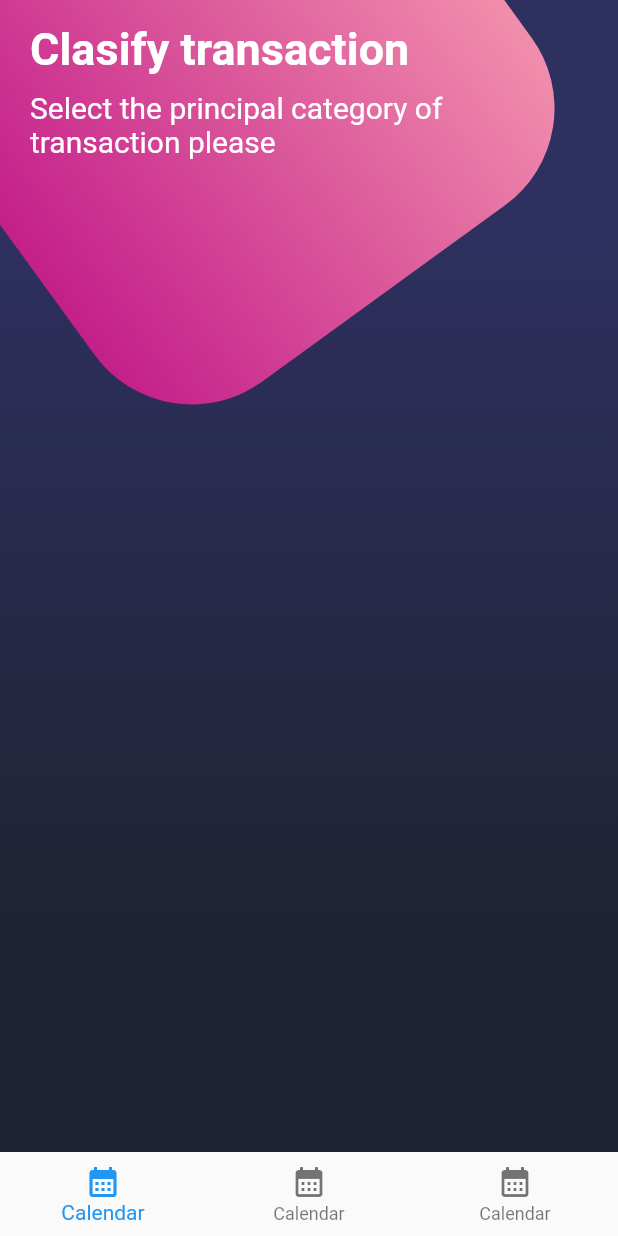
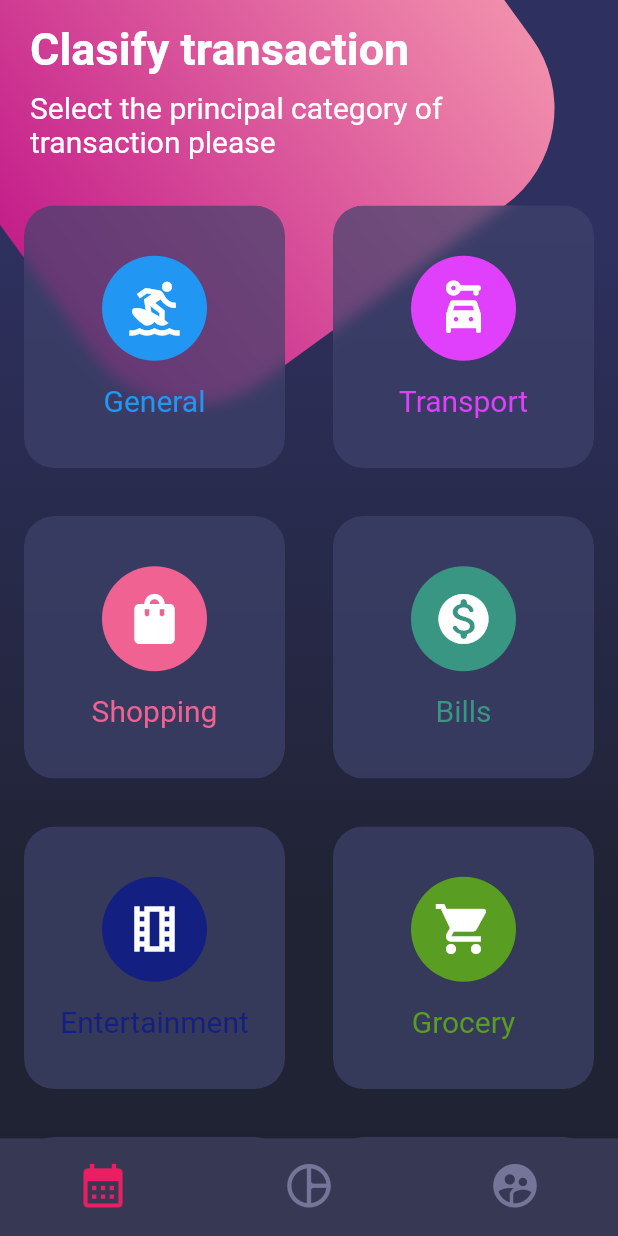
Before and after one commit to FlutterDeveloperCO/ui_designs_series_e001, a Flutter app: the screen it shows after launch, on a phone screen of 412 x 824 dp. Run offline on Flutter 3.47's test engine with Material 2 defaults, Android fonts, the phone set to English and light mode, and no system bars.

Commit message:
Finished the project

```diff
--- a/lib/main.dart
+++ b/lib/main.dart
@@ -17,6 +17,7 @@ class MyApp extends StatelessWidget {
     return MaterialApp(
       debugShowCheckedModeBanner: false,
       title: 'UI Designs Series 001',
+      theme: ThemeData.dark(),
       initialRoute: 'home_screen',
       routes: {
         'home_screen': (_) => HomeScreen(),
--- a/lib/screens/home_screen.dart
+++ b/lib/screens/home_screen.dart
@@ -1,8 +1,9 @@
 import 'package:flutter/material.dart';
 
-import 'package:ui_designs_series_e001/widgets/background_widget.dart';
-import 'package:ui_designs_series_e001/widgets/bottom_navigation_widget.dart';
-import 'package:ui_designs_series_e001/widgets/title_widget.dart';
+import '../widgets/background_widget.dart';
+import '../widgets/bottom_navigation_widget.dart';
+import '../widgets/cards_table.dart';
+import '../widgets/title_widget.dart';
 
 class HomeScreen extends StatelessWidget {
   const HomeScreen({Key? key}) : super(key: key);
@@ -29,6 +30,7 @@ class _BodyHomePage extends StatelessWidget {
       child: Column(
         children: [
           TitleWidget(),
+          CardsTable(),
 
         ],
       ),
--- a/lib/screens/scroll_screen.dart
+++ b/lib/screens/scroll_screen.dart
@@ -22,7 +22,7 @@ class ScrollScreen extends StatelessWidget {
               color: Color.fromARGB(255, 90, 193, 233),
               child: Center(
                 child: TextButton(
-                  onPressed: () {},
+                  onPressed: () => Navigator.pushNamed(context, 'basic_design'),
                   child: Padding(
                     padding: const EdgeInsets.symmetric(horizontal: 10.0),
                     child: Text(
--- a/lib/widgets/bottom_navigation_widget.dart
+++ b/lib/widgets/bottom_navigation_widget.dart
@@ -4,18 +4,23 @@ class BottomNavigationWidget extends StatelessWidget {
   @override
   Widget build(BuildContext context) {
     return BottomNavigationBar(
+      showSelectedLabels: false,
+      showUnselectedLabels: false,
+      selectedItemColor: Colors.pink,
+      backgroundColor: Color.fromRGBO(55, 57, 84, 1),
+      unselectedItemColor: Color.fromRGBO(116, 117, 152, 1),
       items: const [
         BottomNavigationBarItem(
-          icon: Icon(Icons.calendar_month_sharp),
+          icon: Icon(Icons.calendar_month_sharp, size: 35,),
           label: 'Calendar'
         ),
         BottomNavigationBarItem(
-          icon: Icon(Icons.calendar_month_sharp),
-          label: 'Calendar'
+          icon: Icon(Icons.pie_chart_outline_rounded, size: 35),
+          label: 'Graph'
         ),
         BottomNavigationBarItem(
-          icon: Icon(Icons.calendar_month_sharp),
-          label: 'Calendar'
+          icon: Icon(Icons.supervised_user_circle_rounded, size: 35),
+          label: 'Users'
         ),
       ],
     );
--- /dev/null
+++ b/lib/widgets/cards_table.dart
@@ -0,0 +1,137 @@
+import 'dart:ui';
+
+import 'package:flutter/material.dart';
+
+class CardsTable extends StatelessWidget {
+  @override
+  Widget build(BuildContext context) {
+    return Table(
+      children: [
+        const TableRow(
+          children: [
+            _SingleCard(
+              text: 'General',
+              color: Colors.blue,
+              icon: Icons.surfing_sharp,
+            ),
+            _SingleCard(
+              text: 'Transport',
+              color: Colors.purpleAccent,
+              icon: Icons.car_rental_rounded,
+            ),
+          ],
+        ),
+        TableRow(
+          children: [
+            _SingleCard(
+              text: 'Shopping',
+              color: Colors.pink[300]!,
+              icon: Icons.shopping_bag,
+            ),
+            const _SingleCard(
+              text: 'Bills',
+              color: Color.fromARGB(255, 56, 150, 130),
+              icon: Icons.monetization_on_rounded,
+            ),
+          ],
+        ),
+        const TableRow(
+          children: [
+            _SingleCard(
+              text: 'Entertainment',
+              color: Color.fromARGB(255, 19, 32, 130),
+              icon: Icons.local_movies_outlined,
+            ),
+            _SingleCard(
+              text: 'Grocery',
+              color: Color.fromARGB(255, 90, 157, 35),
+              icon: Icons.local_grocery_store,
+            ),
+          ],
+        ),
+        const TableRow(
+          children: [
+            _SingleCard(
+              text: 'Gifts',
+              color: Color.fromARGB(255, 193, 90, 42),
+              icon: Icons.card_giftcard_sharp,
+            ),
+            _SingleCard(
+              text: 'Others',
+              color: Color.fromARGB(255, 51, 13, 141),
+              icon: Icons.devices_other_sharp,
+            ),
+          ],
+        ),
+      ],
+    );
+  }
+}
+
+class _SingleCard extends StatelessWidget {
+  final IconData icon;
+  final String text;
+  final Color color;
+
+  const _SingleCard(
+      {Key? key, required this.icon, required this.text, required this.color})
+      : super(key: key);
+
+  @override
+  Widget build(BuildContext context) {
+    return GestureDetector(
+      onTap: () => Navigator.pushNamed(context, 'scroll_screen'),
+      child: _SingleCardBackground(
+        child: Column(
+          mainAxisAlignment: MainAxisAlignment.center,
+          children: [
+            CircleAvatar(
+              backgroundColor: color,
+              child: Icon(
+                icon,
+                size: 40,
+                color: Colors.white,
+              ),
+              radius: 35,
+            ),
+            SizedBox(
+              height: 15,
+            ),
+            Text(
+              text,
+              style: TextStyle(fontSize: 20, color: color),
+            ),
+          ],
+        ),
+      ),
+    );
+  }
+}
+
+class _SingleCardBackground extends StatelessWidget {
+
+  final Widget child;
+
+  const _SingleCardBackground({Key? key, required this.child})
+      : super(key: key);
+
+  @override
+  Widget build(BuildContext context) {
+    return Container(
+      margin: EdgeInsets.all(16),
+      child: ClipRRect(
+        borderRadius: BorderRadius.circular(20),
+        child: BackdropFilter(
+          filter: ImageFilter.blur(sigmaX: 5, sigmaY: 5),
+          child: Container(
+            height: 175,
+            decoration: BoxDecoration(
+                color: Color.fromRGBO(62, 66, 107, 0.7),
+                borderRadius: BorderRadius.circular(20)),
+            child: child,
+          ),
+        ),
+      ),
+    );
+  }
+}
```
